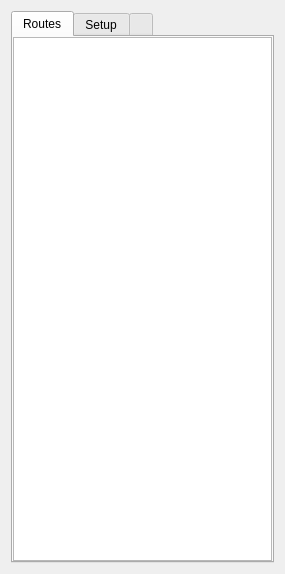
Old version of the form src/IRouteToolWidget.ui in the repository ntruchsess/QLandkarteGT.
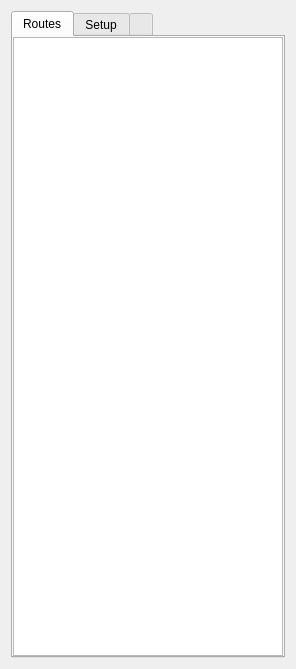
New version of the form.

Commit message: set pending icon on pending calc route requests

What changed in the file:
```diff
--- a/src/IRouteToolWidget.ui
+++ b/src/IRouteToolWidget.ui
@@ -6,8 +6,8 @@
    <rect>
     <x>0</x>
     <y>0</y>
-    <width>285</width>
-    <height>574</height>
+    <width>296</width>
+    <height>669</height>
    </rect>
   </property>
   <property name="windowTitle">
@@ -40,8 +40,8 @@
          </property>
          <property name="iconSize">
           <size>
-           <width>15</width>
-           <height>45</height>
+           <width>16</width>
+           <height>16</height>
           </size>
          </property>
         </widget>
```
Left out of the diff: 3 changed lines with no effect on the pictures. The commit also changes 5 other files.
